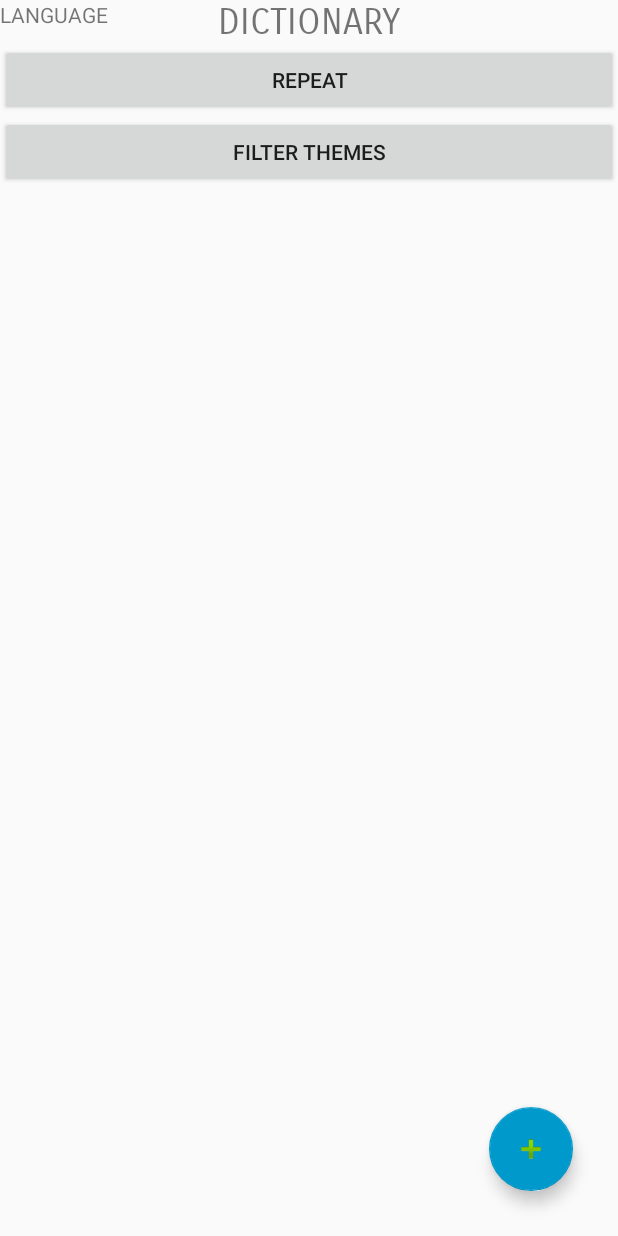
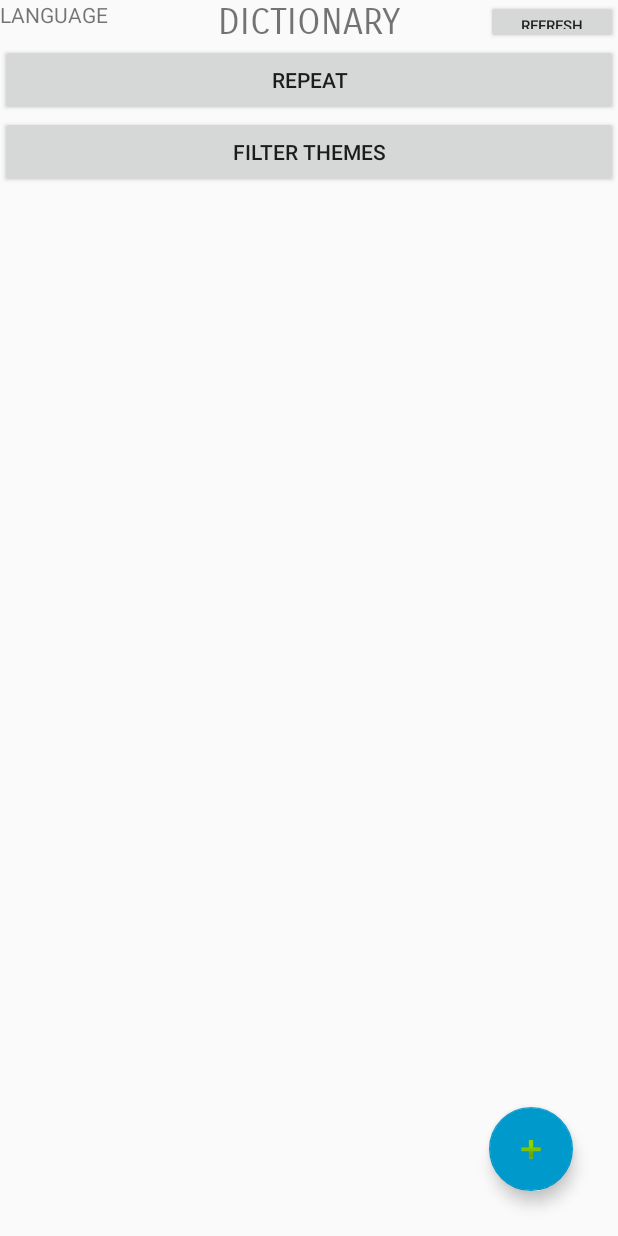
Before and after one commit to Fedannie/Java_Project, an Android app: the DictActivity screen opened directly, with no data from a screen before it, on a phone screen of 412 x 824 dp. Run offline under Robolectric (Android 15) with nearby library versions, the phone set to English and light mode, and no system bars.

Commit message:
Added refresh button to the dictionary
Added refresh button to the dictionary

```diff
--- a/app/src/main/java/project/fedorova/polyglotte/DictActivity.java
+++ b/app/src/main/java/project/fedorova/polyglotte/DictActivity.java
@@ -21,18 +21,32 @@ import project.fedorova.polyglotte.data.DataBase.DBConnector;
 import project.fedorova.polyglotte.data.PreferenceVars;
 
 public class DictActivity extends Activity implements View.OnClickListener {
+    public static final int REQUEST_TO_REFRESH = 1;
     private Button repeatAllBtn;
     private Button filterBtn;
     private DBConnector wordManager;
     private WordListAdapter wordListAdapter;
     private ListView wordList;
+    private Button refreshBtn;
     Cursor cursor;
     @Override
     protected void onCreate(Bundle savedInstanceState) {
         super.onCreate(savedInstanceState);
         setContentView(R.layout.dictionary);
+        init();
+        setWordList();
+    }
 
-        init();
+    @Override
+    protected void onRestart() {
+        super.onRestart();
+        setWordList();
+    }
+
+    @Override
+    protected void onStart() {
+        super.onStart();
+        setWordList();
     }
 
     @Override
@@ -46,7 +60,7 @@ public class DictActivity extends Activity implements View.OnClickListener {
         switch (view.getId()) {
             case (R.id.addWordFAB):
                 Intent intentAWA = new Intent(this, PopUpAddNewWord.class);
-                startActivity(intentAWA);
+                startActivityForResult(intentAWA, REQUEST_TO_REFRESH);
                 break;
             case (R.id.filterButton):
                 showPopup();
@@ -54,11 +68,26 @@ public class DictActivity extends Activity implements View.OnClickListener {
             case (R.id.repeatButton):
                 wordManager.deleteAll();
                 break;
+            case (R.id.refreshBtn):
+                refresh();
+                break;
             default:
                 break;
+        }
+    }
 
+    @Override
+    protected void onActivityResult(int requestCode, int resultCode, Intent data) {
+        if (requestCode == RESULT_OK) {
+            refresh();
+        }
+    }
 
-        }
+    private void refresh() {
+        Intent intent = getIntent();
+        intent.setFlags(Intent.FLAG_ACTIVITY_NO_ANIMATION);
+        finish();
+        startActivity(intent);
     }
 
     private void init() {
@@ -74,8 +103,10 @@ public class DictActivity extends Activity implements View.OnClickListener {
         wordManager = new DBConnector(this);
         cursor = wordManager.getAllWords();
 
+        refreshBtn = (Button) findViewById(R.id.refreshBtn);
+        refreshBtn.setOnClickListener(this);
+
         wordList = (ListView) findViewById(R.id.wordList);
-        setWordList();
     }
 
     private void showPopup() {
@@ -113,14 +144,16 @@ public class DictActivity extends Activity implements View.OnClickListener {
             wordTV.setText(word);
 
             TextView translationsTV = viewHolder.translationsTV;
-            String translations = cursor.getString(DBConnector.NUM_WORD_MAIN_TRANSLATION) + ", " + cursor.getString(DBConnector.NUM_WORD_TRANSLATIONS);
+            String translations = cursor.getString(DBConnector.NUM_WORD_MAIN_TRANSLATION);
+            if (!cursor.getString(DBConnector.NUM_WORD_TRANSLATIONS).equals("")) {
+                translations += ", " + cursor.getString(DBConnector.NUM_WORD_TRANSLATIONS);
+            }
             translationsTV.setText(translations);
         }
 
         private static class ViewHolder {
             public final TextView wordTV;
             public final TextView translationsTV;
-
             public ViewHolder(TextView word, TextView translations) {
                 wordTV = word;
                 translationsTV= translations;
--- a/app/src/main/java/project/fedorova/polyglotte/PopUpAddNewWord.java
+++ b/app/src/main/java/project/fedorova/polyglotte/PopUpAddNewWord.java
@@ -19,6 +19,7 @@ import java.lang.ref.WeakReference;
 import java.util.UUID;
 
 import project.fedorova.polyglotte.data.DataBase.DBConnector;
+import project.fedorova.polyglotte.data.DictList;
 import project.fedorova.polyglotte.data.PreferenceVars;
 import project.fedorova.polyglotte.data.ReadWriteManager;
 import project.fedorova.polyglotte.data.Word;
@@ -39,7 +40,6 @@ public class PopUpAddNewWord extends Activity implements View.OnClickListener{
     protected void onCreate(Bundle savedInstanceState) {
         super.onCreate(savedInstanceState);
         setContentView(R.layout.pop_up_add_word);
-
         init();
 
         setDataToEdit();
@@ -59,6 +59,7 @@ public class PopUpAddNewWord extends Activity implements View.OnClickListener{
                     wordBase.delete(wordID);
                 }
                 saveNewWord();
+                setResult(RESULT_OK);
                 finish();
                 break;
             case (R.id.backBtn):
--- a/app/src/main/res/layout/dictionary.xml
+++ b/app/src/main/res/layout/dictionary.xml
@@ -84,4 +84,14 @@
         </RelativeLayout>
     </ScrollView>
 
+    <Button
+        android:text="refresh"
+        android:layout_width="wrap_content"
+        android:layout_height="wrap_content"
+        android:id="@+id/refreshBtn"
+        android:layout_alignParentRight="true"
+        android:layout_alignParentEnd="true"
+        android:layout_above="@+id/scrollView"
+        android:textSize="10sp" />
+
 </RelativeLayout>
```
